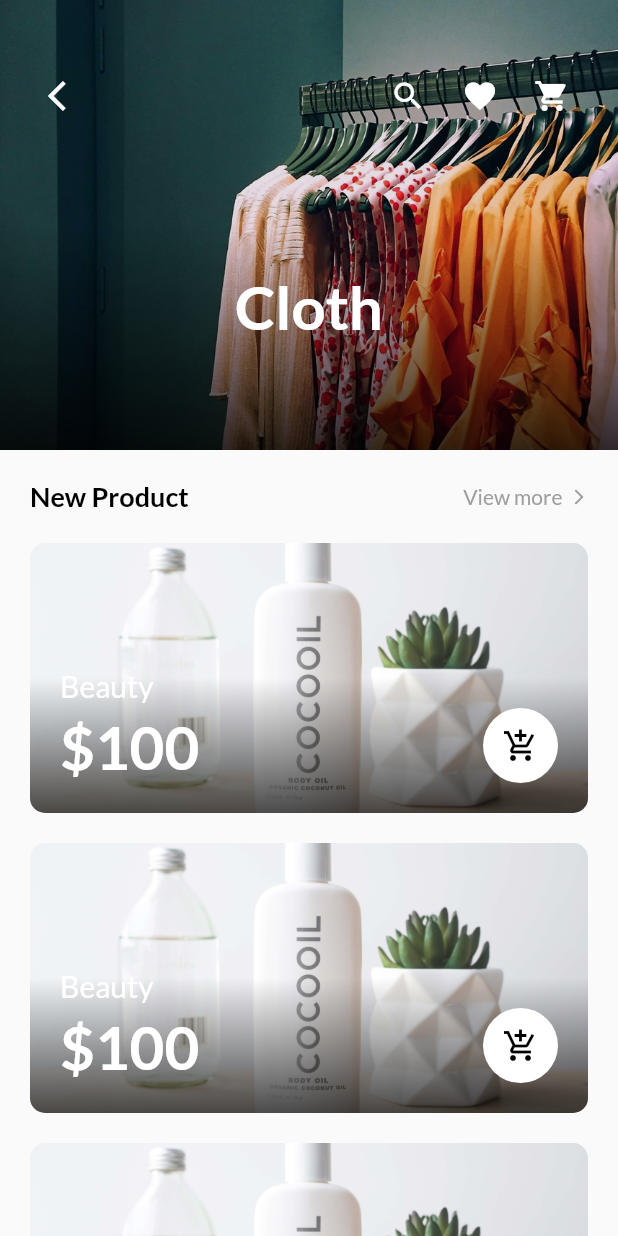
After one commit to DsdlTon/Flutter100Days, a Flutter app: the ShopPage screen opened directly, after a tap on "Cloth", on a phone screen of 412 x 824 dp. The commit adds this screen. Run offline on Flutter 3.47's test engine with Material 2 defaults, Android fonts, the phone set to English and light mode, and no system bars; our stand-ins replace google_fonts, page_transition, simple_animations; missing offline and left inert: animator.

Commit message:
day17 finished

```diff
--- /dev/null
+++ b/lib/day16/day17.dart
@@ -0,0 +1,215 @@
+import 'package:flutter/material.dart';
+
+class CatagoryPage extends StatefulWidget {
+  final String title;
+  final String image;
+  final String tag;
+
+  const CatagoryPage({Key key, this.title, this.image, this.tag})
+      : super(key: key);
+
+  @override
+  _CatagoryPageState createState() => _CatagoryPageState();
+}
+
+class _CatagoryPageState extends State<CatagoryPage> {
+  @override
+  Widget build(BuildContext context) {
+    return Scaffold(
+      body: SingleChildScrollView(
+        child: Column(
+          children: <Widget>[
+            Hero(
+              tag: widget.tag,
+              child: Material(
+                child: Container(
+                  height: 300,
+                  decoration: BoxDecoration(
+                    image: DecorationImage(
+                      image: AssetImage(widget.image),
+                      fit: BoxFit.cover,
+                    ),
+                  ),
+                  child: Container(
+                    decoration: BoxDecoration(
+                      gradient: LinearGradient(
+                        begin: Alignment.bottomRight,
+                        colors: [
+                          Colors.black.withOpacity(0.8),
+                          Colors.black.withOpacity(0.1),
+                        ],
+                      ),
+                    ),
+                    child: Padding(
+                      padding: EdgeInsets.fromLTRB(20.0, 40.0, 20.0, 20.0),
+                      child: Column(
+                        mainAxisAlignment: MainAxisAlignment.spaceBetween,
+                        children: <Widget>[
+                          Row(
+                            mainAxisAlignment: MainAxisAlignment.spaceBetween,
+                            children: <Widget>[
+                              IconButton(
+                                icon: Icon(Icons.arrow_back_ios,
+                                    color: Colors.white),
+                                onPressed: () {
+                                  Navigator.of(context).pop();
+                                },
+                              ),
+                              Row(
+                                mainAxisAlignment: MainAxisAlignment.end,
+                                children: <Widget>[
+                                  IconButton(
+                                    icon:
+                                        Icon(Icons.search, color: Colors.white),
+                                    onPressed: () {},
+                                  ),
+                                  IconButton(
+                                    icon: Icon(Icons.favorite,
+                                        color: Colors.white),
+                                    onPressed: () {},
+                                  ),
+                                  IconButton(
+                                    icon: Icon(Icons.shopping_cart,
+                                        color: Colors.white),
+                                    onPressed: () {},
+                                  ),
+                                ],
+                              ),
+                            ],
+                          ),
+                          Container(
+                            height: 150.0,
+                            child: Align(
+                              alignment: Alignment.center,
+                              child: Text(
+                                widget.title,
+                                style: TextStyle(
+                                  color: Colors.white,
+                                  fontSize: 40.0,
+                                  fontWeight: FontWeight.bold,
+                                ),
+                              ),
+                            ),
+                          ),
+                        ],
+                      ),
+                    ),
+                  ),
+                ),
+              ),
+            ),
+            Padding(
+              padding: EdgeInsets.all(20.0),
+              child: Column(
+                children: <Widget>[
+                  Row(
+                    mainAxisAlignment: MainAxisAlignment.spaceBetween,
+                    children: <Widget>[
+                      Text(
+                        'New Product',
+                        style: TextStyle(
+                          color: Colors.black,
+                          fontSize: 18.0,
+                          fontWeight: FontWeight.bold,
+                        ),
+                      ),
+                      Row(
+                        children: <Widget>[
+                          Text(
+                            'View more',
+                            style: TextStyle(
+                              color: Colors.grey[500],
+                            ),
+                          ),
+                          SizedBox(
+                            width: 5.0,
+                          ),
+                          Icon(
+                            Icons.arrow_forward_ios,
+                            color: Colors.grey[500],
+                            size: 12.0,
+                          )
+                        ],
+                      ),
+                    ],
+                  ),
+                  SizedBox(height: 20.0),
+                  makeItem(title: 'Beauty', price: '100'),
+                  makeItem(title: 'Beauty', price: '100'),
+                  makeItem(title: 'Beauty', price: '100'),
+                ],
+              ),
+            )
+          ],
+        ),
+      ),
+    );
+  }
+}
+
+Widget makeItem({title, price}) {
+  return Container(
+    margin: EdgeInsets.only(bottom: 20.0),
+    height: 180.0,
+    width: double.infinity,
+    decoration: BoxDecoration(
+      borderRadius: BorderRadius.circular(10.0),
+      image: DecorationImage(
+        image: AssetImage('assets/images/shopping3.jpg'),
+        fit: BoxFit.cover,
+      ),
+    ),
+    child: Container(
+      decoration: BoxDecoration(
+        borderRadius: BorderRadius.circular(10.0),
+        gradient: LinearGradient(
+          begin: Alignment.bottomRight,
+          colors: [
+            Colors.black.withOpacity(0.7),
+            Colors.black.withOpacity(0.0),
+          ],
+        ),
+      ),
+      child: Padding(
+        padding: EdgeInsets.all(20.0),
+        child: Row(
+          mainAxisAlignment: MainAxisAlignment.spaceBetween,
+          crossAxisAlignment: CrossAxisAlignment.end,
+          children: <Widget>[
+            Column(
+              mainAxisAlignment: MainAxisAlignment.end,
+              crossAxisAlignment: CrossAxisAlignment.start,
+              children: <Widget>[
+                Text(
+                  title,
+                  style: TextStyle(color: Colors.white, fontSize: 20.0),
+                ),
+                SizedBox(height: 5.0),
+                Text(
+                  '\$' + price,
+                  style: TextStyle(
+                    color: Colors.white,
+                    fontSize: 40.0,
+                    fontWeight: FontWeight.bold,
+                  ),
+                )
+              ],
+            ),
+            Container(
+              width: 50.0,
+              height: 50.0,
+              decoration: BoxDecoration(
+                shape: BoxShape.circle,
+                color: Colors.white,
+              ),
+              child: Icon(
+                Icons.add_shopping_cart,
+                color: Colors.black,
+              ),
+            ),
+          ],
+        ),
+      ),
+    ),
+  );
+}
--- a/lib/day16/shop.dart
+++ b/lib/day16/shop.dart
@@ -1,5 +1,6 @@
 import 'package:flutter/material.dart';
 import 'package:flutter100day/day16/FadeAnimation.dart';
+import 'package:flutter100day/day16/day17.dart';
 
 class ShopPage extends StatefulWidget {
   @override
@@ -135,19 +136,34 @@ class _ShopPageState extends State<ShopPage> {
                         children: <Widget>[
                           itemCard(
                             image: 'assets/images/shopping3.jpg',
-                              title: 'Beauty'),
+                            title: 'Beauty',
+                            tag: 'Beauty',
+                            context: context,
+                          ),
                           itemCard(
                             image: 'assets/images/shopping4.jpg',
-                              title: 'Cloth'),
+                            title: 'Cloth',
+                            tag: 'Cloth',
+                            context: context,
+                          ),
                           itemCard(
                             image: 'assets/images/shopping5.jpg',
-                              title: 'Glasses'),
+                            title: 'Glasses',
+                            tag: 'Glasses',
+                            context: context,
+                          ),
                           itemCard(
                             image: 'assets/images/shopping6.jpg',
-                              title: 'Tech'),
+                            title: 'Tech',
+                            tag: 'Tech',
+                            context: context,
+                          ),
                           itemCard(
                             image: 'assets/images/shopping7.jpg',
-                              title: 'Watch'),
+                            title: 'Watch',
+                            tag: 'Watch',
+                            context: context,
+                          ),
                         ],
                       ),
                     ),
@@ -214,9 +230,25 @@ class _ShopPageState extends State<ShopPage> {
   }
 }
 
-Widget itemCard({image, title}) {
+Widget itemCard({image, title, tag, context}) {
   return AspectRatio(
     aspectRatio: 2 / 2.5,
+    child: Hero(
+      tag: tag,
+      child: GestureDetector(
+        onTap: () {
+          Navigator.push(
+            context,
+            MaterialPageRoute(
+              builder: (context) => CatagoryPage(
+                image: image,
+                title: title,
+                tag: tag,
+              ),
+            ),
+          );
+        },
+        child: Material(
           child: Container(
             margin: EdgeInsets.only(right: 10.0),
             decoration: BoxDecoration(
@@ -246,6 +278,9 @@ Widget itemCard({image, title}) {
                     style: TextStyle(
                       color: Colors.white,
                       fontWeight: FontWeight.bold,
+                    ),
+                  ),
+                ),
               ),
             ),
           ),
```
Also changed, not shown: lib/day18/day18.dart (added), 4 other files. Lines whose indentation alone changed are shown as unchanged.
